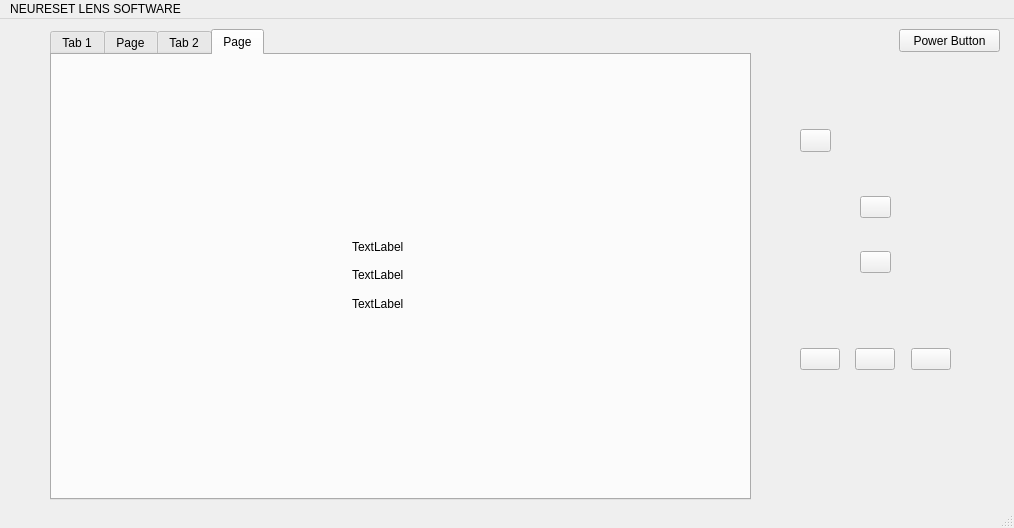
Qt form mainwindow.ui (CATBOYCOWBOY/COMP3004A4) before a commit.
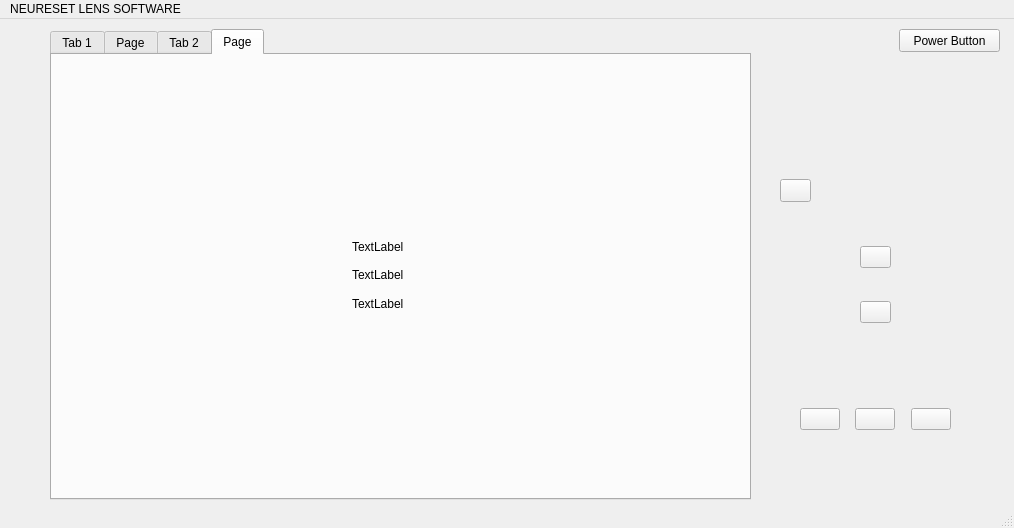
The same form after that commit. The open tabs and pages were chosen to show the change. Icons and pictures are not drawn. Custom widgets are drawn as their Qt base class.

Patch:
```diff
--- a/mainwindow.ui
+++ b/mainwindow.ui
@@ -254,7 +254,7 @@
     <property name="geometry">
      <rect>
       <x>800</x>
-      <y>300</y>
+      <y>360</y>
       <width>151</width>
       <height>80</height>
      </rect>
@@ -325,7 +325,7 @@
     <property name="geometry">
      <rect>
       <x>860</x>
-      <y>150</y>
+      <y>200</y>
       <width>31</width>
       <height>131</height>
      </rect>
@@ -358,8 +358,8 @@
    <widget class="QPushButton" name="menuButton">
     <property name="geometry">
      <rect>
-      <x>800</x>
-      <y>110</y>
+      <x>780</x>
+      <y>160</y>
       <width>31</width>
       <height>23</height>
      </rect>
@@ -388,10 +388,10 @@
    <widget class="QWidget" name="horizontalLayoutWidget_2">
     <property name="geometry">
      <rect>
-      <x>890</x>
+      <x>770</x>
       <y>40</y>
-      <width>111</width>
-      <height>41</height>
+      <width>231</width>
+      <height>81</height>
      </rect>
     </property>
     <layout class="QHBoxLayout" name="ledLayout"/>
```
Left out of the diff: 4 changed lines with no effect on the pictures.
